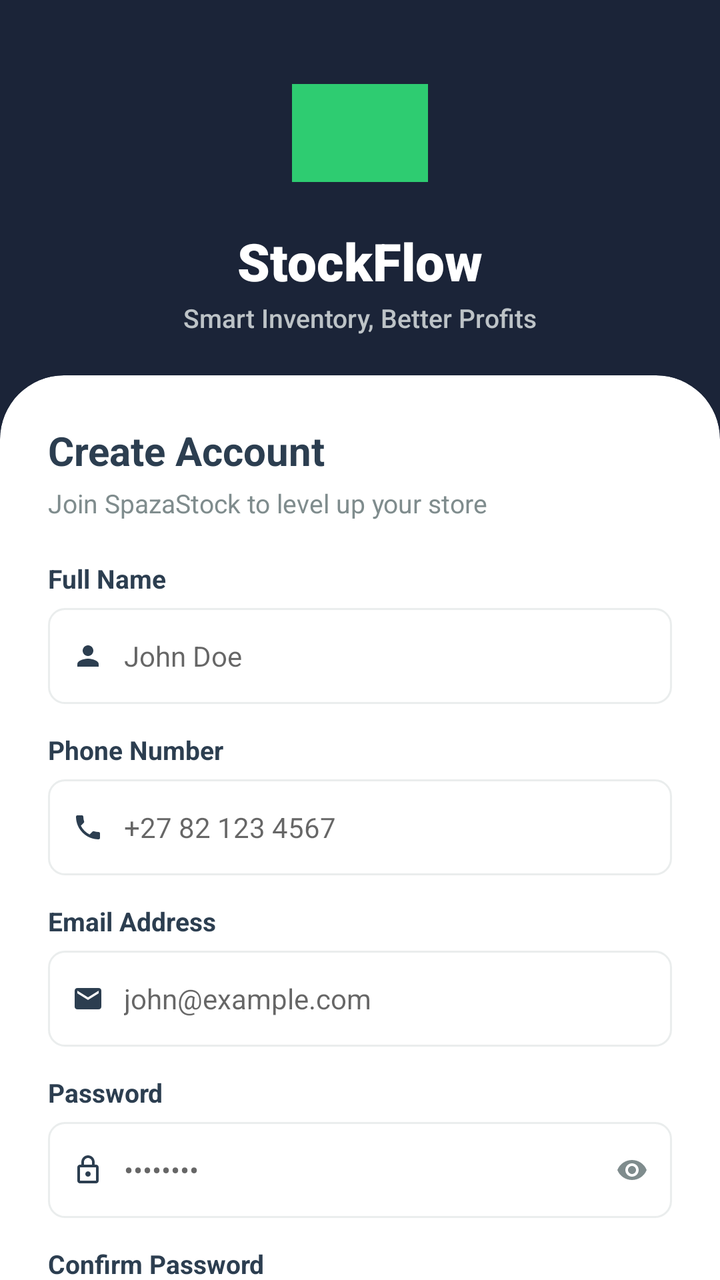
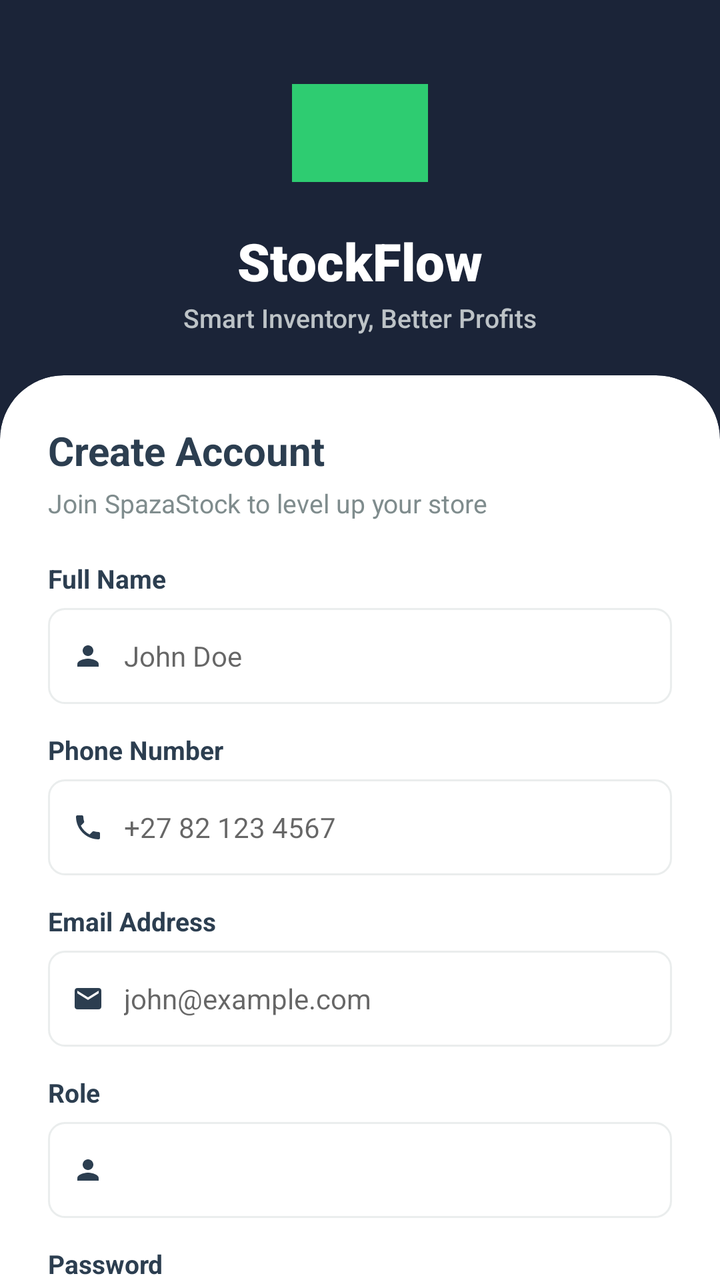

Before-and-after screenshots of an Android layout around one commit, followed by the original layout XML and the change that was made.
<!-- AndroidManifest.xml: activity theme Theme.StockFlow -->
<!-- res/layout/activity_signup.xml -->
<?xml version="1.0" encoding="utf-8"?>
<androidx.coordinatorlayout.widget.CoordinatorLayout xmlns:android="http://schemas.android.com/apk/res/android"
    xmlns:app="http://schemas.android.com/apk/res-auto"
    xmlns:tools="http://schemas.android.com/tools"
    android:layout_width="match_parent"
    android:layout_height="match_parent"
    android:background="@color/brand_background"
    tools:context="com.example.stockflow.ui.signup.SignUpActivity">

    <com.google.android.material.appbar.AppBarLayout
        android:id="@+id/appBarLayout"
        android:layout_width="match_parent"
        android:layout_height="wrap_content"
        android:background="@android:color/transparent"
        app:elevation="0dp">

        <com.google.android.material.appbar.CollapsingToolbarLayout
            android:id="@+id/collapsingToolbar"
            android:layout_width="match_parent"
            android:layout_height="wrap_content"
            app:collapsedTitleTextAppearance="@style/CollapsedTitleStyle"
            app:expandedTitleTextAppearance="@style/ExpandedTitleStyle"
            app:layout_scrollFlags="scroll|exitUntilCollapsed"
            app:titleEnabled="false">

            <LinearLayout
                android:id="@+id/headerContainer"
                android:layout_width="match_parent"
                android:layout_height="wrap_content"
                android:gravity="center_horizontal"
                android:orientation="vertical"
                android:paddingTop="32dp"
                android:paddingBottom="20dp"
                app:layout_collapseMode="parallax">

                <ImageView
                    android:id="@+id/logoImage"
                    android:layout_width="88dp"
                    android:layout_height="69dp"
                    android:contentDescription="@string/app_name"
                    android:src="@drawable/ic_logo"
                    app:tint="@color/brand_primary" />

                <TextView
                    android:id="@+id/brandName"
                    android:layout_width="wrap_content"
                    android:layout_height="wrap_content"
                    android:layout_marginTop="12dp"
                    android:fontFamily="sans-serif-black"
                    android:text="@string/brand_name"
                    android:textColor="@color/white"
                    android:textSize="26sp"
                    android:textStyle="bold" />

                <TextView
                    android:id="@+id/tagline"
                    android:layout_width="wrap_content"
                    android:layout_height="wrap_content"
                    android:layout_marginTop="2dp"
                    android:fontFamily="sans-serif-medium"
                    android:text="@string/tagline"
                    android:textColor="@color/brand_text_muted"
                    android:textSize="13sp" />

            </LinearLayout>

            <androidx.appcompat.widget.Toolbar
                android:id="@+id/toolbar"
                android:layout_width="match_parent"
                android:layout_height="?attr/actionBarSize"
                app:layout_collapseMode="pin" />

        </com.google.android.material.appbar.CollapsingToolbarLayout>
    </com.google.android.material.appbar.AppBarLayout>

    <androidx.core.widget.NestedScrollView
        android:layout_width="match_parent"
        android:layout_height="match_parent"
        android:fillViewport="true"
        app:layout_behavior="@string/appbar_scrolling_view_behavior">

        <com.google.android.material.card.MaterialCardView
            android:id="@+id/signupCard"
            android:layout_width="match_parent"
            android:layout_height="wrap_content"
            app:cardBackgroundColor="@color/white"
            app:cardCornerRadius="32dp"
            app:cardElevation="0dp">

            <androidx.constraintlayout.widget.ConstraintLayout
                android:layout_width="match_parent"
                android:layout_height="wrap_content"
                android:padding="24dp">

                <TextView
                    android:id="@+id/titleText"
                    android:layout_width="wrap_content"
                    android:layout_height="wrap_content"
                    android:text="@string/create_account"
                    android:textColor="@color/brand_text_dark"
                    android:textSize="20sp"
                    android:textStyle="bold"
                    app:layout_constraintStart_toStartOf="parent"
                    app:layout_constraintTop_toTopOf="parent" />

                <TextView
                    android:id="@+id/subtitleText"
                    android:layout_width="wrap_content"
                    android:layout_height="wrap_content"
                    android:layout_marginTop="4dp"
                    android:text="@string/signup_subtitle"
                    android:textColor="@color/brand_text_light"
                    android:textSize="13sp"
                    app:layout_constraintStart_toStartOf="parent"
                    app:layout_constraintTop_toBottomOf="@id/titleText" />

                
                <TextView
                    android:id="@+id/fullNameLabel"
                    android:layout_width="wrap_content"
                    android:layout_height="wrap_content"
                    android:layout_marginTop="20dp"
                    android:text="@string/label_full_name"
                    android:textColor="@color/brand_text_dark"
                    android:textSize="13sp"
                    android:textStyle="bold"
                    app:layout_constraintStart_toStartOf="parent"
                    app:layout_constraintTop_toBottomOf="@id/subtitleText" />

                <LinearLayout
                    android:id="@+id/fullNameInputBox"
                    android:layout_width="match_parent"
                    android:layout_height="48dp"
                    android:layout_marginTop="6dp"
                    android:background="@drawable/bg_input_box"
                    android:gravity="center_vertical"
                    android:orientation="horizontal"
                    android:paddingHorizontal="12dp"
                    app:layout_constraintTop_toBottomOf="@id/fullNameLabel">

                    <ImageView
                        android:layout_width="16dp"
                        android:layout_height="16dp"
                        android:contentDescription="@null"
                        android:src="@drawable/ic_user"
                        app:tint="@color/brand_text_dark" />

                    <EditText
                        android:id="@+id/etFullName"
                        android:layout_width="match_parent"
                        android:layout_height="match_parent"
                        android:layout_marginStart="10dp"
                        android:autofillHints="name"
                        android:background="@color/transparent"
                        android:hint="@string/hint_full_name"
                        android:inputType="textPersonName"
                        android:textColor="@color/brand_text_dark"
                        android:textSize="14sp" />
                </LinearLayout>

                
                <TextView
                    android:id="@+id/phoneLabel"
                    android:layout_width="wrap_content"
                    android:layout_height="wrap_content"
                    android:layout_marginTop="14dp"
                    android:text="@string/label_phone_number"
                    android:textColor="@color/brand_text_dark"
                    android:textSize="13sp"
                    android:textStyle="bold"
                    app:layout_constraintStart_toStartOf="parent"
                    app:layout_constraintTop_toBottomOf="@id/fullNameInputBox" />

                <LinearLayout
                    android:id="@+id/phoneInputBox"
                    android:layout_width="match_parent"
                    android:layout_height="48dp"
                    android:layout_marginTop="6dp"
                    android:background="@drawable/bg_input_box"
                    android:gravity="center_vertical"
                    android:orientation="horizontal"
                    android:paddingHorizontal="12dp"
                    app:layout_constraintTop_toBottomOf="@id/phoneLabel">

                    <ImageView
                        android:layout_width="16dp"
                        android:layout_height="16dp"
                        android:contentDescription="@null"
                        android:src="@drawable/ic_phone"
                        app:tint="@color/brand_text_dark" />

                    <EditText
                        android:id="@+id/etPhone"
                        android:layout_width="match_parent"
                        android:layout_height="match_parent"
                        android:layout_marginStart="10dp"
                        android:autofillHints="phone"
                        android:background="@color/transparent"
                        android:hint="@string/hint_phone_number"
                        android:inputType="phone"
                        android:textColor="@color/brand_text_dark"
                        android:textSize="14sp" />
                </LinearLayout>

                
                <TextView
                    android:id="@+id/emailLabel"
                    android:layout_width="wrap_content"
                    android:layout_height="wrap_content"
                    android:layout_marginTop="14dp"
                    android:text="@string/label_email_address"
                    android:textColor="@color/brand_text_dark"
                    android:textSize="13sp"
                    android:textStyle="bold"
                    app:layout_constraintStart_toStartOf="parent"
                    app:layout_constraintTop_toBottomOf="@id/phoneInputBox" />

                <LinearLayout
                    android:id="@+id/emailInputBox"
                    android:layout_width="match_parent"
                    android:layout_height="48dp"
                    android:layout_marginTop="6dp"
                    android:background="@drawable/bg_input_box"
                    android:gravity="center_vertical"
                    android:orientation="horizontal"
                    android:paddingHorizontal="12dp"
                    app:layout_constraintTop_toBottomOf="@id/emailLabel">

                    <ImageView
                        android:layout_width="16dp"
                        android:layout_height="16dp"
                        android:contentDescription="@null"
                        android:src="@drawable/ic_mail"
                        app:tint="@color/brand_text_dark" />

                    <EditText
                        android:id="@+id/etEmail"
                        android:layout_width="match_parent"
                        android:layout_height="match_parent"
                        android:layout_marginStart="10dp"
                        android:autofillHints="emailAddress"
                        android:background="@color/transparent"
                        android:hint="@string/hint_email_address"
                        android:inputType="textEmailAddress"
                        android:textColor="@color/brand_text_dark"
                        android:textSize="14sp" />
                </LinearLayout>

                
                <TextView
                    android:id="@+id/passwordLabel"
                    android:layout_width="wrap_content"
                    android:layout_height="wrap_content"
                    android:layout_marginTop="14dp"
                    android:text="@string/label_password"
                    android:textColor="@color/brand_text_dark"
                    android:textSize="13sp"
                    android:textStyle="bold"
                    app:layout_constraintStart_toStartOf="parent"
                    app:layout_constraintTop_toBottomOf="@id/emailInputBox" />

                <LinearLayout
                    android:id="@+id/passwordInputBox"
                    android:layout_width="match_parent"
                    android:layout_height="48dp"
                    android:layout_marginTop="6dp"
                    android:background="@drawable/bg_input_box"
                    android:gravity="center_vertical"
                    android:orientation="horizontal"
                    android:paddingHorizontal="12dp"
                    app:layout_constraintTop_toBottomOf="@id/passwordLabel">

                    <ImageView
                        android:layout_width="16dp"
                        android:layout_height="16dp"
                        android:contentDescription="@null"
                        android:src="@drawable/ic_lock"
                        app:tint="@color/brand_text_dark" />

                    <EditText
                        android:id="@+id/etPassword"
                        android:layout_width="0dp"
                        android:layout_height="match_parent"
                        android:layout_marginStart="10dp"
                        android:layout_weight="1"
                        android:autofillHints="password"
                        android:background="@color/transparent"
                        android:hint="@string/hint_password"
                        android:inputType="textPassword"
                        android:textColor="@color/brand_text_dark"
                        android:textSize="14sp" />

                    <ImageView
                        android:id="@+id/ivPasswordToggle"
                        android:layout_width="16dp"
                        android:layout_height="16dp"
                        android:contentDescription="@string/label_password"
                        android:src="@drawable/ic_eye"
                        app:tint="@color/brand_text_light" />
                </LinearLayout>

                
                <TextView
                    android:id="@+id/confirmPasswordLabel"
                    android:layout_width="wrap_content"
                    android:layout_height="wrap_content"
                    android:layout_marginTop="14dp"
                    android:text="@string/label_confirm_password"
                    android:textColor="@color/brand_text_dark"
                    android:textSize="13sp"
                    android:textStyle="bold"
                    app:layout_constraintStart_toStartOf="parent"
                    app:layout_constraintTop_toBottomOf="@id/passwordInputBox" />

                <LinearLayout
                    android:id="@+id/confirmPasswordInputBox"
                    android:layout_width="match_parent"
                    android:layout_height="48dp"
                    android:layout_marginTop="6dp"
                    android:background="@drawable/bg_input_box"
                    android:gravity="center_vertical"
                    android:orientation="horizontal"
                    android:paddingHorizontal="12dp"
                    app:layout_constraintTop_toBottomOf="@id/confirmPasswordLabel">

                    <ImageView
                        android:layout_width="16dp"
                        android:layout_height="16dp"
                        android:contentDescription="@null"
                        android:src="@drawable/ic_lock"
                        app:tint="@color/brand_text_dark" />

                    <EditText
                        android:id="@+id/etConfirmPassword"
                        android:layout_width="0dp"
                        android:layout_height="match_parent"
                        android:layout_marginStart="10dp"
                        android:layout_weight="1"
                        android:autofillHints="password"
                        android:background="@color/transparent"
                        android:hint="@string/hint_password"
                        android:inputType="textPassword"
                        android:textColor="@color/brand_text_dark"
                        android:textSize="14sp" />

                    <ImageView
                        android:id="@+id/ivConfirmPasswordToggle"
                        android:layout_width="16dp"
                        android:layout_height="16dp"
                        android:contentDescription="@string/label_confirm_password"
                        android:src="@drawable/ic_eye"
                        app:tint="@color/brand_text_light" />
                </LinearLayout>

                
                <Button
                    android:id="@+id/btnSignUp"
                    android:layout_width="match_parent"
                    android:layout_height="50dp"
                    android:layout_marginTop="20dp"
                    android:background="@drawable/bg_login_button"
                    android:text="@string/create_account"
                    android:textAllCaps="false"
                    android:textColor="@color/brand_background"
                    android:textSize="16sp"
                    android:textStyle="bold"
                    app:backgroundTint="@null"
                    app:layout_constraintTop_toBottomOf="@id/confirmPasswordInputBox" />

                <LinearLayout
                    android:id="@+id/dividerRow"
                    android:layout_width="match_parent"
                    android:layout_height="wrap_content"
                    android:layout_marginTop="16dp"
                    android:gravity="center"
                    android:orientation="horizontal"
                    app:layout_constraintTop_toBottomOf="@id/btnSignUp">

                    <View
                        android:layout_width="0dp"
                        android:layout_height="1dp"
                        android:layout_weight="1"
                        android:background="@color/divider_color" />

                    <TextView
                        android:layout_width="wrap_content"
                        android:layout_height="wrap_content"
                        android:layout_marginHorizontal="8dp"
                        android:text="@string/or"
                        android:textColor="@color/brand_text_light"
                        android:textSize="12sp" />

                    <View
                        android:layout_width="0dp"
                        android:layout_height="1dp"
                        android:layout_weight="1"
                        android:background="@color/divider_color" />
                </LinearLayout>

                <com.google.android.material.button.MaterialButton
                    android:id="@+id/btnGoogle"
                    style="@style/Widget.MaterialComponents.Button.OutlinedButton"
                    android:layout_width="match_parent"
                    android:layout_height="48dp"
                    android:layout_marginTop="16dp"
                    android:text="@string/continue_with_google"
                    android:textAllCaps="false"
                    android:textColor="@color/brand_text_dark"
                    app:cornerRadius="8dp"
                    app:layout_constraintTop_toBottomOf="@id/dividerRow"
                    app:strokeColor="@color/divider_color" />

                <LinearLayout
                    android:id="@+id/loginPrompt"
                    android:layout_width="wrap_content"
                    android:layout_height="wrap_content"
                    android:layout_marginTop="16dp"
                    android:orientation="horizontal"
                    app:layout_constraintEnd_toEndOf="parent"
                    app:layout_constraintStart_toStartOf="parent"
                    app:layout_constraintTop_toBottomOf="@id/btnGoogle">

                    <TextView
                        android:layout_width="wrap_content"
                        android:layout_height="wrap_content"
                        android:text="@string/already_have_account"
                        android:textColor="@color/brand_text_light"
                        android:textSize="13sp" />

                    <TextView
                        android:id="@+id/tvLogin"
                        android:layout_width="wrap_content"
                        android:layout_height="wrap_content"
                        android:text="@string/login"
                        android:textColor="@color/brand_primary"
                        android:textSize="13sp"
                        android:textStyle="bold" />
                </LinearLayout>

                <ProgressBar
                    android:id="@+id/progressBar"
                    android:layout_width="wrap_content"
                    android:layout_height="wrap_content"
                    android:visibility="gone"
                    app:layout_constraintBottom_toBottomOf="parent"
                    app:layout_constraintEnd_toEndOf="parent"
                    app:layout_constraintStart_toStartOf="parent"
                    app:layout_constraintTop_toTopOf="parent" />

            </androidx.constraintlayout.widget.ConstraintLayout>
        </com.google.android.material.card.MaterialCardView>
    </androidx.core.widget.NestedScrollView>

</androidx.coordinatorlayout.widget.CoordinatorLayout>
<!-- resources referenced by this layout -->
<resources>
  <color name="brand_background">#1B2438</color>
  <color name="brand_primary">#2ECC71</color>
  <color name="brand_text_dark">#2C3E50</color>
  <color name="brand_text_light">#7F8C8D</color>
  <color name="brand_text_muted">#BDC3C7</color>
  <color name="divider_color">#EAEDED</color>
  <color name="transparent">#00000000</color>
  <color name="white">#FFFFFFFF</color>
  <!-- drawable bg_input_box (drawable) -->
  <?xml version="1.0" encoding="utf-8"?>
  <shape xmlns:android="http://schemas.android.com/apk/res/android">
      <solid android:color="@color/white" />
      <stroke
          android:width="1dp"
          android:color="@color/input_border" />
      <corners android:radius="8dp" />
  </shape>
  <!-- drawable bg_login_button (drawable) -->
  <?xml version="1.0" encoding="utf-8"?>
  <ripple xmlns:android="http://schemas.android.com/apk/res/android"
      android:color="#40000000">
      <item>
          <shape>
              <solid android:color="@color/brand_primary" />
              <corners android:radius="8dp" />
          </shape>
      </item>
  </ripple>
  <!-- drawable ic_logo (drawable) -->
  <vector xmlns:android="http://schemas.android.com/apk/res/android"
      android:width="88dp"
      android:height="69dp"
      android:viewportWidth="88"
      android:viewportHeight="69">
    <path
        android:fillColor="#2ECC71"
        android:pathData="M10,10h68v49h-68z"/>
    <path
        android:fillColor="#1B2438"
        android:pathData="M20,20h48v29h-48z"/>
  </vector>
  <string name="already_have_account">Already have an account? </string>
  <string name="app_name">StockFlow</string>
  <string name="brand_name">StockFlow</string>
  <string name="continue_with_google">Continue with Google</string>
  <string name="create_account">Create Account</string>
  <string name="hint_email_address">john@example.com</string>
  <string name="hint_full_name">John Doe</string>
  <string name="hint_password">••••••••</string>
  <string name="hint_phone_number">+27 82 123 4567</string>
  <string name="label_confirm_password">Confirm Password</string>
  <string name="label_email_address">Email Address</string>
  <string name="label_full_name">Full Name</string>
  <string name="label_password">Password</string>
  <string name="label_phone_number">Phone Number</string>
  <string name="login">Login</string>
  <string name="or">or</string>
  <string name="signup_subtitle">Join SpazaStock to level up your store</string>
  <string name="tagline">Smart Inventory, Better Profits</string>
  <style name="CollapsedTitleStyle" parent="TextAppearance.MaterialComponents.Headline6">
          <item name="android:textColor">@color/white</item>
          <item name="android:textStyle">bold</item>
          <item name="android:textSize">18sp</item>
          <item name="fontFamily">sans-serif-black</item>
      </style>
  <style name="ExpandedTitleStyle" parent="TextAppearance.MaterialComponents.Headline5">
          <item name="android:textColor">@color/white</item>
          <item name="android:textStyle">bold</item>
          <item name="android:textSize">28sp</item>
          <item name="fontFamily">sans-serif-black</item>
      </style>
  <style name="Theme.StockFlow" parent="Theme.MaterialComponents.Light.NoActionBar">
          <item name="colorPrimary">@color/brand_primary</item>
          <item name="colorPrimaryVariant">@color/brand_primary_dark</item>
          <item name="colorOnPrimary">@color/white</item>
          <item name="android:statusBarColor">@color/brand_background</item>
          <item name="android:windowLightStatusBar">false</item>
      </style>
  <color name="input_border">#EAEDED</color>
  <color name="brand_primary_dark">#27AE60</color>
  <!-- unchanged entries left out for length: 5 -->
</resources>

<!-- the commit's change to res/layout/activity_signup.xml (unified diff, before → after) -->
@@ -248,6 +248,46 @@
 
                 
                 <TextView
+                    android:id="@+id/roleLabel"
+                    android:layout_width="wrap_content"
+                    android:layout_height="wrap_content"
+                    android:layout_marginTop="14dp"
+                    android:text="@string/label_role"
+                    android:textColor="@color/brand_text_dark"
+                    android:textSize="13sp"
+                    android:textStyle="bold"
+                    app:layout_constraintStart_toStartOf="parent"
+                    app:layout_constraintTop_toBottomOf="@id/emailInputBox" />
+
+                <LinearLayout
+                    android:id="@+id/roleInputBox"
+                    android:layout_width="match_parent"
+                    android:layout_height="48dp"
+                    android:layout_marginTop="6dp"
+                    android:background="@drawable/bg_input_box"
+                    android:gravity="center_vertical"
+                    android:orientation="horizontal"
+                    android:paddingHorizontal="12dp"
+                    app:layout_constraintTop_toBottomOf="@id/roleLabel">
+
+                    <ImageView
+                        android:layout_width="16dp"
+                        android:layout_height="16dp"
+                        android:contentDescription="@null"
+                        android:src="@drawable/ic_user"
+                        app:tint="@color/brand_text_dark" />
+
+                    <Spinner
+                        android:id="@+id/spinnerRole"
+                        android:layout_width="match_parent"
+                        android:layout_height="match_parent"
+                        android:layout_marginStart="4dp"
+                        android:background="@null"
+                        android:spinnerMode="dropdown" />
+                </LinearLayout>
+
+                
+                <TextView
                     android:id="@+id/passwordLabel"
                     android:layout_width="wrap_content"
                     android:layout_height="wrap_content"
@@ -257,7 +297,7 @@
                     android:textSize="13sp"
                     android:textStyle="bold"
                     app:layout_constraintStart_toStartOf="parent"
-                    app:layout_constraintTop_toBottomOf="@id/emailInputBox" />
+                    app:layout_constraintTop_toBottomOf="@id/roleInputBox" />
 
                 <LinearLayout
                     android:id="@+id/passwordInputBox"
<!-- resource entries referenced after the edit -->
@@ -55,6 +55,7 @@
   <string name="label_full_name">Full Name</string>
   <string name="label_password">Password</string>
   <string name="label_phone_number">Phone Number</string>
+  <string name="label_role">Role</string>
   <string name="login">Login</string>
   <string name="or">or</string>
   <string name="signup_subtitle">Join SpazaStock to level up your store</string>
